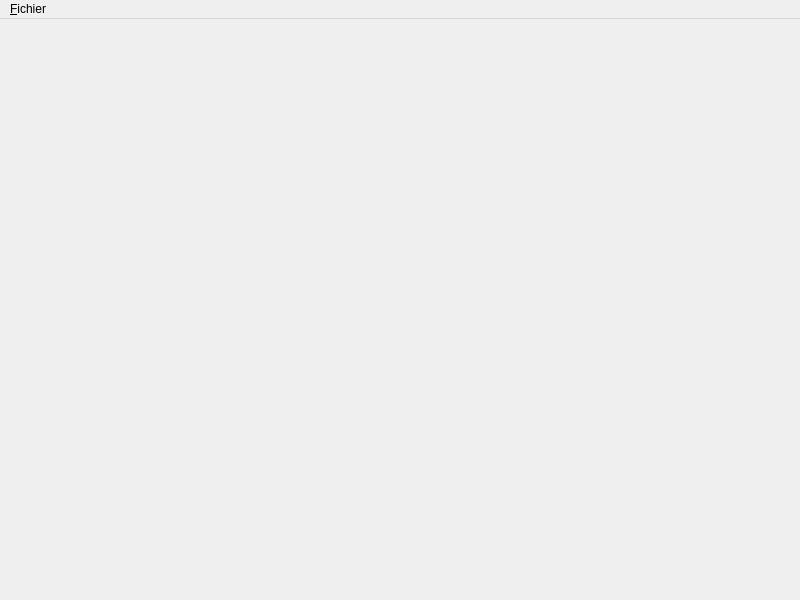
First picture: the form in mainwindow.ui, repository InformatiqueAtmoNA/tam, before the edit.
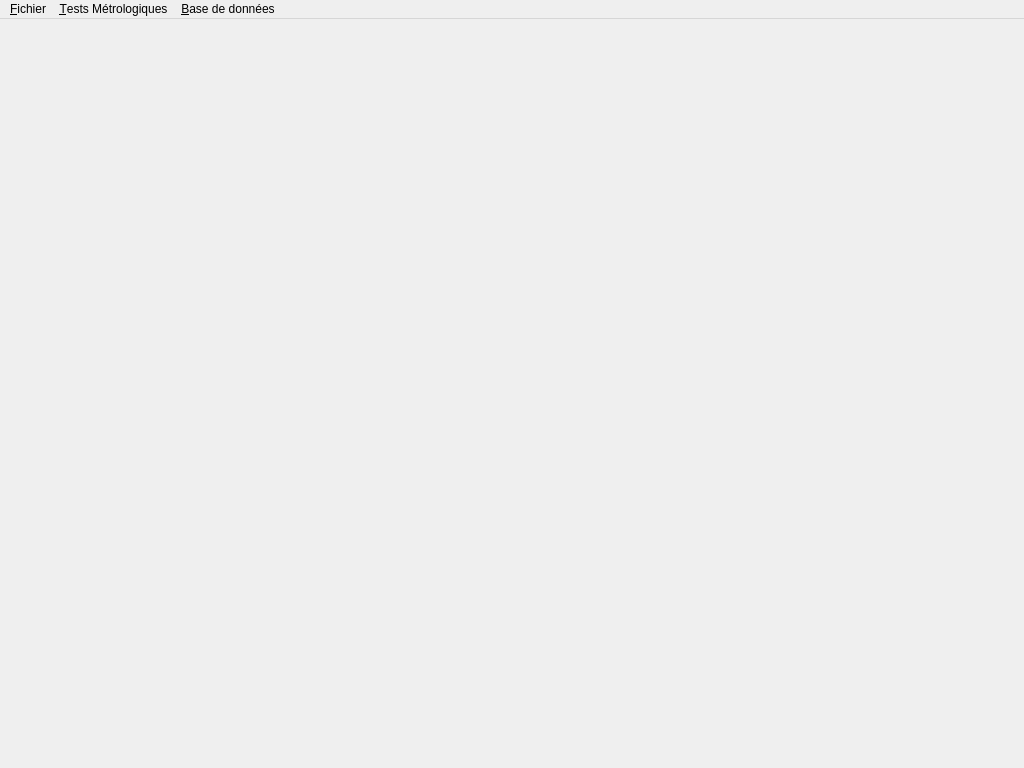
Second picture: the form after the edit.

Commit message: Nouvelle version avec plein de changements : - Exécution des tests (simple, à la suite, en parallèle) - Résolution des bugs lors de la création des tests

Diff of the .ui file:
```diff
--- a/mainwindow.ui
+++ b/mainwindow.ui
@@ -6,12 +6,12 @@
    <rect>
     <x>0</x>
     <y>0</y>
-    <width>800</width>
-    <height>600</height>
+    <width>1024</width>
+    <height>768</height>
    </rect>
   </property>
   <property name="sizePolicy">
-   <sizepolicy hsizetype="Fixed" vsizetype="Preferred">
+   <sizepolicy hsizetype="Expanding" vsizetype="Expanding">
     <horstretch>0</horstretch>
     <verstretch>0</verstretch>
    </sizepolicy>
@@ -28,7 +28,7 @@
     <rect>
      <x>0</x>
      <y>0</y>
-     <width>800</width>
+     <width>1024</width>
      <height>23</height>
     </rect>
    </property>
@@ -38,7 +38,21 @@
     </property>
     <addaction name="action_Fichier_Quitter"/>
    </widget>
+   <widget class="QMenu" name="menuBaseDonnees">
+    <property name="title">
+     <string>&amp;Base de données</string>
+    </property>
+    <addaction name="actionDlgEquipement"/>
+   </widget>
+   <widget class="QMenu" name="menuTests_M_trologiques">
+    <property name="title">
+     <string>&amp;Tests Métrologiques</string>
+    </property>
+    <addaction name="action_SerieTest"/>
+   </widget>
    <addaction name="menu_Fichier"/>
+   <addaction name="menuTests_M_trologiques"/>
+   <addaction name="menuBaseDonnees"/>
   </widget>
   <action name="action_Fichier_Quitter">
    <property name="text">
```
Left out of the diff: 10 changed lines with no effect on the pictures. The commit also changes 95 other files.
